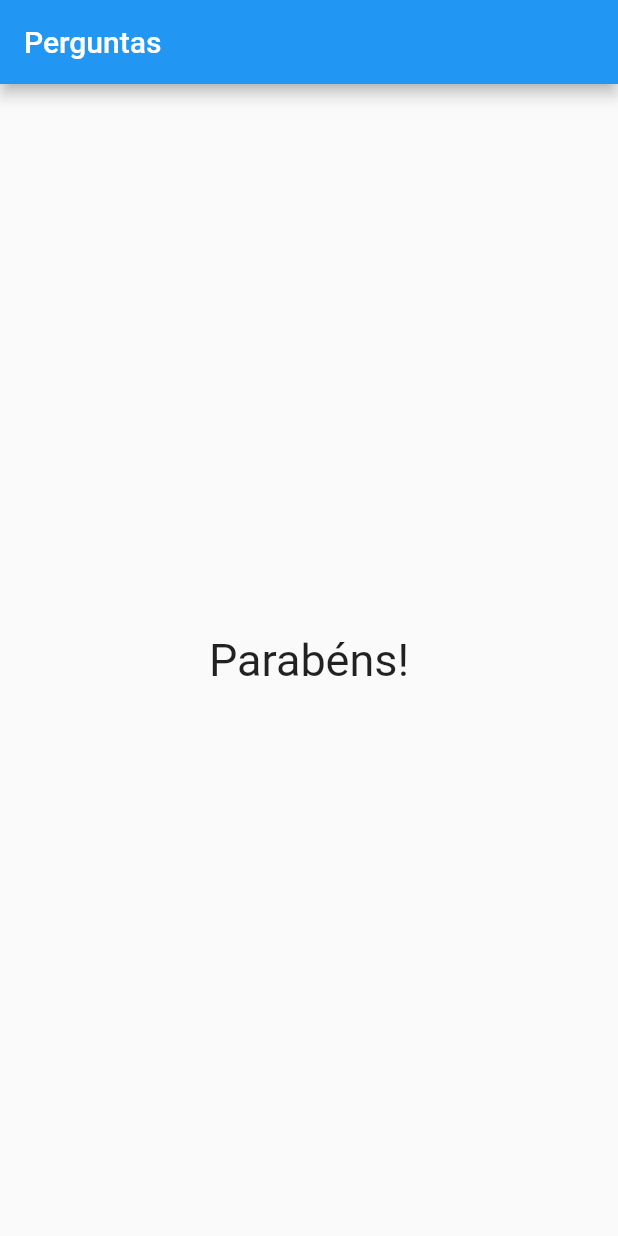
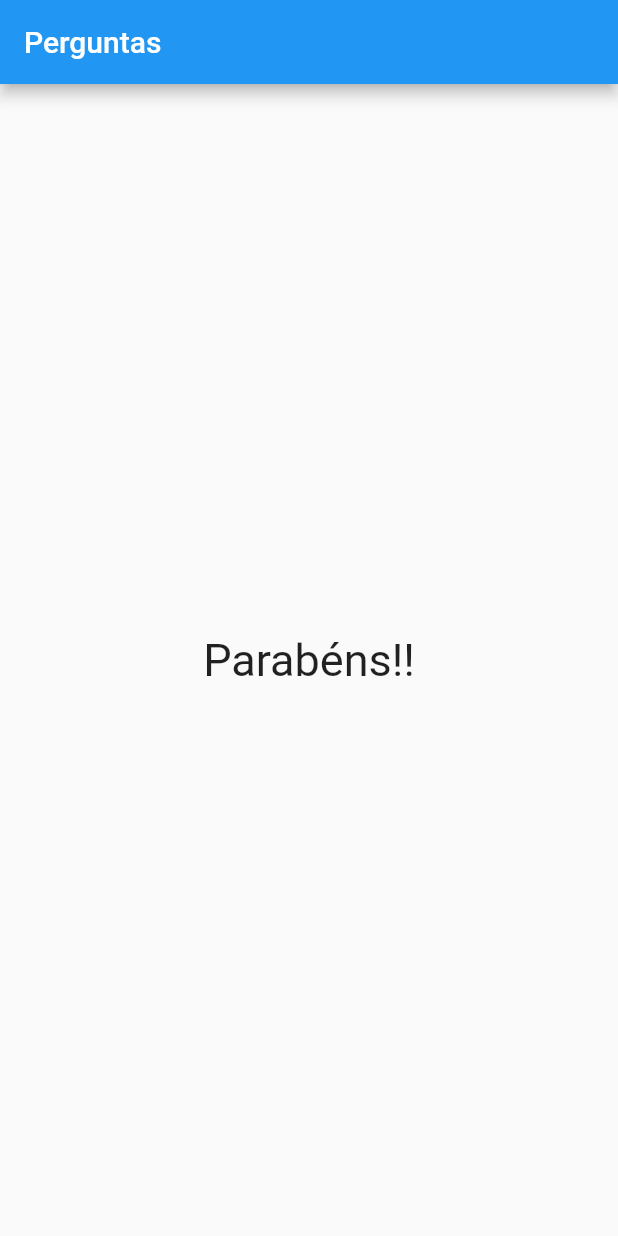
Before and after one commit to GabrielMerigo/quiz, a Flutter app: the screen it shows after launch, after a tap on "Azul", after a tap on "Gato", after a tap on "flamerda", on a phone screen of 412 x 824 dp. Run offline on Flutter 3.47's test engine with Material 2 defaults, Android fonts, the phone set to English and light mode, and no system bars.

Commit message:
more accs

```diff
--- a/lib/main.dart
+++ b/lib/main.dart
@@ -3,6 +3,7 @@
 import 'package:flutter/material.dart';
 import 'package:quiz/widgets/question%C3%A1rio.dart';
 import 'package:quiz/widgets/resposta.dart';
+import 'package:quiz/widgets/resultado.dart';
 
 main() => runApp(PerguntaApp());
 
@@ -50,12 +51,7 @@ class PerguntaAppState extends State<PerguntaApp> {
           ),
           body: temPerguntaSelecionada
               ? Questionario(_perguntas, perguntaSelecionada, widgets)
-              : Center(
-                  child: Text(
-                    'Parabéns!',
-                    style: TextStyle(fontSize: 30),
-                  ),
-                )),
+              : Resultado('Parabéns!!')),
     );
   }
 }
--- a/lib/widgets/resultado.dart
+++ b/lib/widgets/resultado.dart
@@ -0,0 +1,17 @@
+import 'package:flutter/material.dart';
+
+class Resultado extends StatelessWidget {
+  final String message;
+
+  Resultado(this.message);
+
+  @override
+  Widget build(BuildContext context) {
+    return Center(
+      child: Text(
+        message,
+        style: TextStyle(fontSize: 30),
+      ),
+    );
+  }
+}
```
